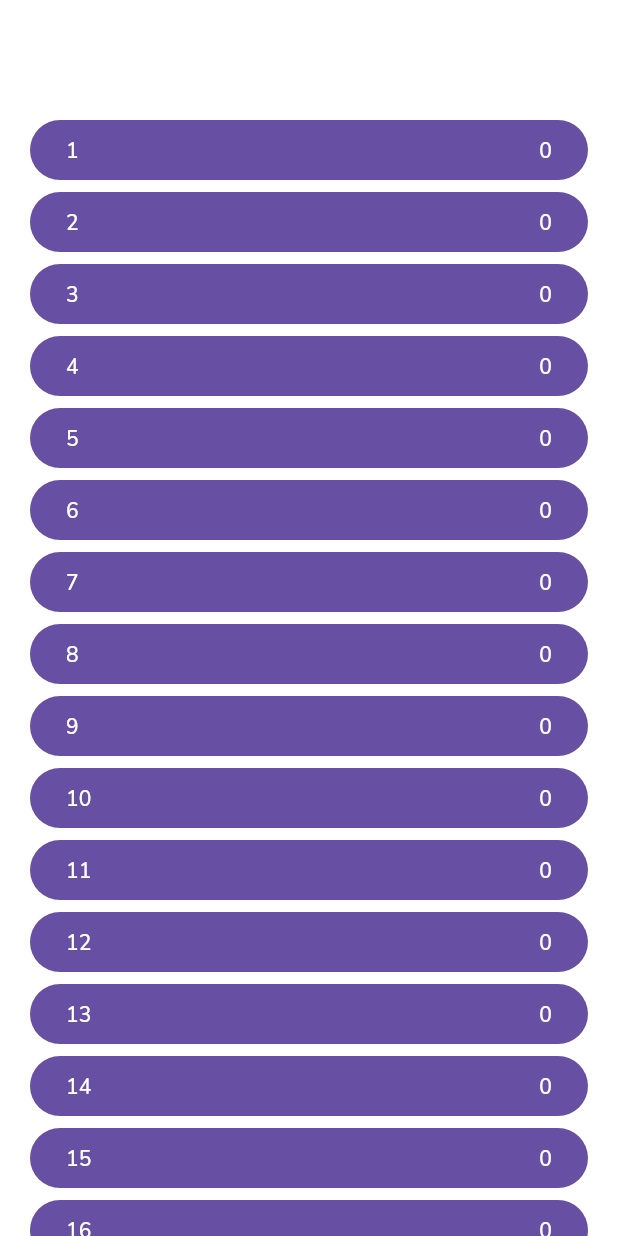
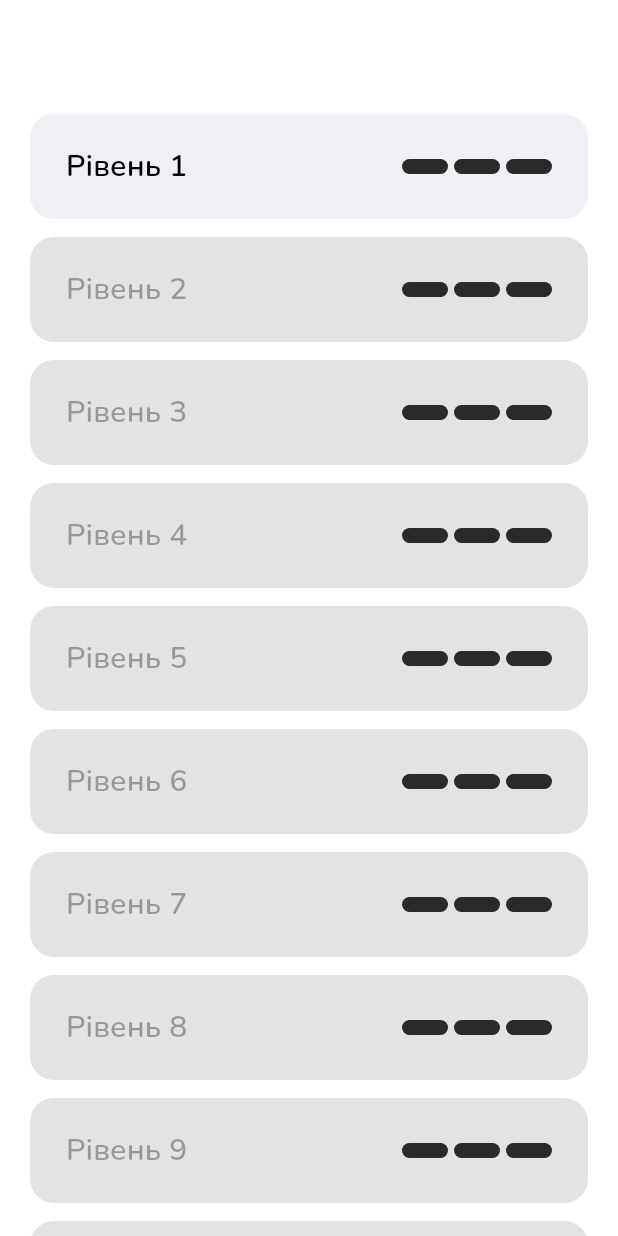
Before and after one commit to andrii-synelnyk/nagolosi_app, a Flutter app: the screen it shows after launch, on a phone screen of 412 x 824 dp. Run offline on Flutter 3.47's test engine with Material 3 defaults, Android fonts, the phone set to English and light mode, and no system bars; our stand-ins replace shared_preferences; project files that could hold a hidden picture were left out.

Commit message:
Extract level button into separate widget and change color palette

```diff
--- a/lib/game_stats.dart
+++ b/lib/game_stats.dart
@@ -1,5 +1,6 @@
 import 'package:flutter/material.dart';
 import 'package:nagolosi_app/game_view_model.dart';
+import 'package:nagolosi_app/lives_widget.dart';
 
 class GameStats extends StatelessWidget {
   const GameStats({super.key, required this.viewModel});
@@ -17,31 +18,24 @@ class GameStats extends StatelessWidget {
             return LinearProgressIndicator(
               value: progress,
               borderRadius: BorderRadius.circular(12),
-              color: Colors.green,
-              backgroundColor: Colors.white24,
+              color: Color(0xFF43B929),
+              backgroundColor: Color(0xFF2A2A2A),
               minHeight: 12,
             );
-          }
+          },
         ),
         ValueListenableBuilder<int>(
           valueListenable: viewModel.livesLeft,
           builder: (context, lives, child) {
-            return Row(
-              spacing: 12,
-              children: [
-                for (var i = 0; i < startLives; i++)
-                  Expanded(
-                    child: LinearProgressIndicator(
-                      value: lives <= i ? 0 : 1,
-                      borderRadius: BorderRadius.circular(12),
-                      color: Colors.red,
-                      backgroundColor: Colors.white24,
-                      minHeight: 12,
-                    ),
-                  ),
-              ],
+            return SizedBox(
+              height: 12,
+              child: LivesWidget(
+                startLives: startLives,
+                lives: lives,
+                spacing: 12,
+              ),
             );
-          }
+          },
         ),
       ],
     );
--- a/lib/game_submit_button.dart
+++ b/lib/game_submit_button.dart
@@ -15,7 +15,7 @@ class GameSubmitButton extends StatelessWidget {
           style: FilledButton.styleFrom(
             shape: CircleBorder(),
             fixedSize: Size.square(100),
-            backgroundColor: Color.fromARGB(255, 255, 211, 88),
+            backgroundColor: Color(0xFFFFCA3A),
             foregroundColor: Colors.black, // Color(0xFF3C541F)
           ),
           onPressed: canSubmit
--- a/lib/game_word.dart
+++ b/lib/game_word.dart
@@ -21,8 +21,8 @@ class GameWord extends StatelessWidget {
               builder: (context, status, child) {
                 Color wordColor = switch (status) {
                   Status.unchecked => Theme.of(context).colorScheme.onSurface,
-                  Status.incorrect => Colors.red,
-                  Status.correct => Colors.green,
+                  Status.incorrect => Color(0xFFFD3B31),
+                  Status.correct => Color(0xFF43B929),
                 };
 
                 return FittedBox(
--- /dev/null
+++ b/lib/level_button.dart
@@ -0,0 +1,52 @@
+import 'package:flutter/material.dart';
+import 'package:nagolosi_app/lives_widget.dart';
+
+class LevelButton extends StatelessWidget {
+  const LevelButton({
+    super.key,
+    required this.levelNumber,
+    required this.result,
+    required this.startLives,
+    required this.onPressed,
+  });
+
+  final int levelNumber;
+  final int result;
+  final int startLives;
+  final VoidCallback? onPressed;
+
+  @override
+  Widget build(BuildContext context) {
+    return FilledButton(
+      style: FilledButton.styleFrom(
+        minimumSize: Size.fromHeight(70),
+        shape: RoundedRectangleBorder(borderRadius: BorderRadius.circular(16)),
+        backgroundColor: Color(0xFFF0EFF4), // Color(0xFFB88DFF)
+        foregroundColor: Colors.black,
+      ),
+      onPressed: onPressed,
+      child: Row(
+        mainAxisAlignment: MainAxisAlignment.spaceBetween,
+        children: [
+          Text(
+            "Рівень $levelNumber",
+            style: TextStyle(
+              fontSize: 20,
+              fontFamily: 'Nunito',
+              fontWeight: FontWeight.w600,
+            ),
+          ),
+          SizedBox(
+            height: 10,
+            width: 100,
+            child: LivesWidget(
+              startLives: startLives,
+              lives: result,
+              spacing: 4,
+            ),
+          ),
+        ],
+      ),
+    );
+  }
+}
--- a/lib/level_select_screen.dart
+++ b/lib/level_select_screen.dart
@@ -1,6 +1,7 @@
 import 'package:flutter/material.dart';
 import 'package:nagolosi_app/game_screen.dart';
 import 'package:nagolosi_app/game_view_model.dart';
+import 'package:nagolosi_app/level_button.dart';
 import 'package:nagolosi_app/level_select_view_model.dart';
 
 class LevelSelectScreen extends StatelessWidget {
@@ -24,29 +25,35 @@ class LevelSelectScreen extends StatelessWidget {
           return ValueListenableBuilder(
             valueListenable: viewModel.results,
             builder: (context, results, child) {
-              return ListView(
+              return ListView.separated(
                 padding: const EdgeInsets.all(20),
-                children: [
-                  for (var i = 0; i < viewModel.words.length; i++)
-                    FilledButton(
-                      onPressed: () async {
+                itemCount: viewModel.words.length,
+                separatorBuilder: (BuildContext context, int index) => const SizedBox(height: 12),
+                itemBuilder: (BuildContext context, int i) {
+                  // final enabled = true;
+                  final enabled = (i == 0 || i > 0 && results[i - 1] > 0) ? true : false;
+
+                  return LevelButton(
+                    levelNumber: i + 1,
+                    result: results[i],
+                    startLives: startLives,
+                    onPressed: enabled ? () async {
                       final gameViewModel = GameViewModel(viewModel.words[i]);
                       final result = await Navigator.push<int>(
                         context,
-                          MaterialPageRoute(builder: (_) => GameScreen(viewModel: gameViewModel)),
+                        MaterialPageRoute(
+                          builder: (_) =>
+                              GameScreen(viewModel: gameViewModel),
+                        ),
                       );
                       await viewModel.applyLevelResult(i, result);
-                      },
-                      child: Row(
-                        mainAxisAlignment: MainAxisAlignment.spaceBetween,
-                        children: [Text("${i + 1}"), Text("${results[i]}")],
-                      ),
-                    ),
-                ],
+                    } : null,
                   );
                 }
               );
-        }
+            },
+          );
+        },
       ),
     );
   }
--- a/lib/level_select_view_model.dart
+++ b/lib/level_select_view_model.dart
@@ -1,7 +1,7 @@
 import 'package:flutter/foundation.dart';
 import 'package:nagolosi_app/level_repository.dart';
 
-const wordsPerLevel = 3;
+const wordsPerLevel = 15;
 
 class LevelSelectViewModel {
   LevelSelectViewModel(this._levelRepository)
@@ -72,7 +72,7 @@ class LevelSelectViewModel {
   Future<void> applyLevelResult(int levelIndex, int? result) async {
     if (result != null && result > results.value[levelIndex]) {
       final resultsCopy = List<int>.from(results.value);
-      resultsCopy.insert(levelIndex, result);
+      resultsCopy[levelIndex] = result;
       results.value = resultsCopy;
 
       final List<String> resultsToSave = results.value.map((e) => e.toString()).toList();
--- /dev/null
+++ b/lib/lives_widget.dart
@@ -0,0 +1,33 @@
+import 'package:flutter/material.dart';
+
+class LivesWidget extends StatelessWidget {
+  const LivesWidget({
+    super.key,
+    required this.startLives,
+    required this.lives,
+    required this.spacing,
+  });
+
+  final int startLives;
+  final int lives;
+  final double spacing;
+
+  @override
+  Widget build(BuildContext context) {
+    return Row(
+      spacing: spacing,
+      children: [
+        for (var i = 0; i < startLives; i++)
+          Expanded(
+            child: LinearProgressIndicator(
+              value: lives <= i ? 0 : 1,
+              borderRadius: BorderRadius.circular(8),
+              color: Color(0xFFFD3B31), // Color(0xFFFD3B31) // Color(0xFFFF7070)
+              backgroundColor: Color(0xFF2A2A2A),
+              minHeight: double.infinity,
+            ),
+          ),
+      ],
+    );
+  }
+}
```
Lines whose indentation alone changed are shown as unchanged.
